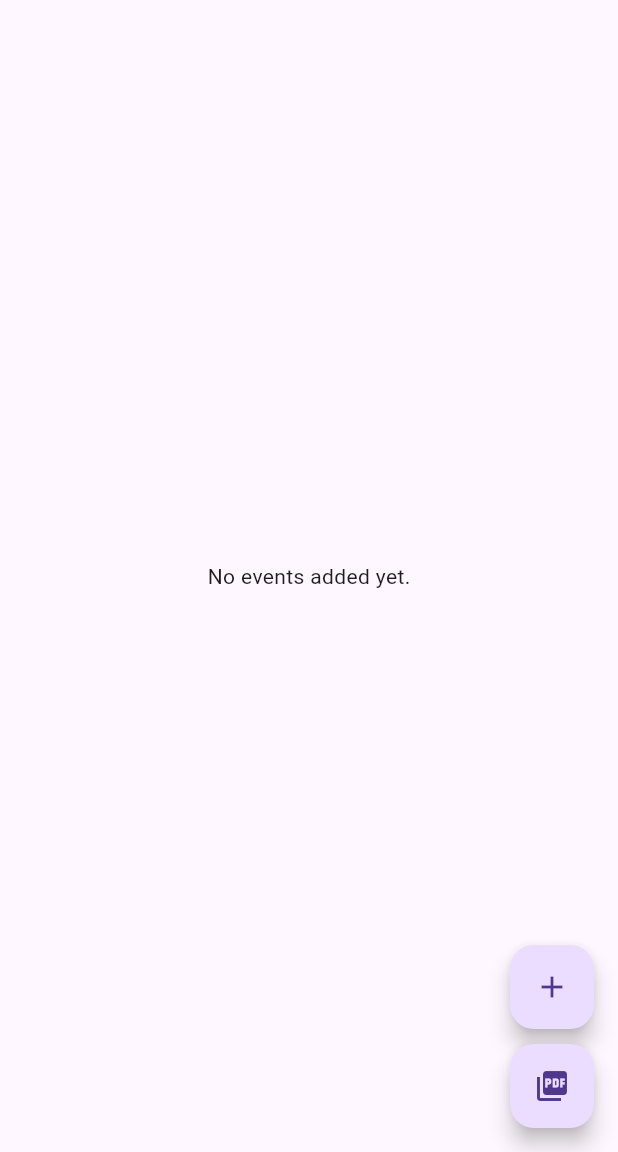
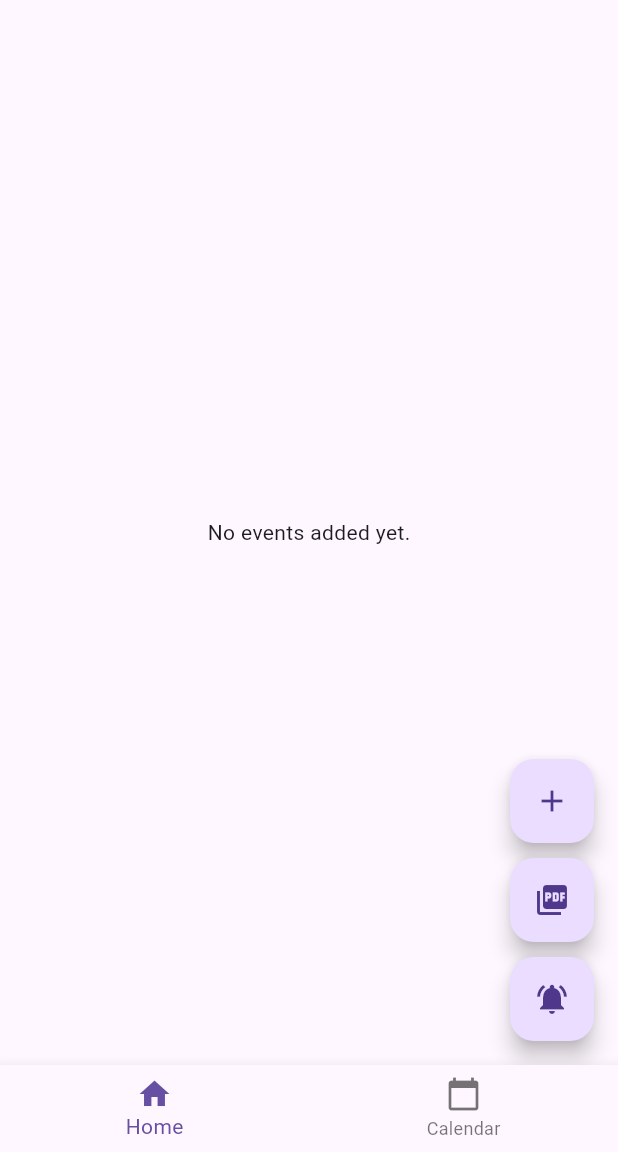
Before and after one commit to hadidi404/EventManager, a Flutter app: the screen it shows after launch, on a phone screen of 412 x 824 dp, the part 84-1236 px from its top. Run offline on Flutter 3.47's test engine with Material 3 defaults, Android fonts, the phone set to English and light mode, and no system bars; our stand-ins replace csv, flutter_local_notifications, pdf, permission_handler, printing, syncfusion_flutter_calendar.

Commit message:
Added Event Calendar Page Feature

```diff
--- a/lib/event_list_page.dart
+++ b/lib/event_list_page.dart
@@ -1,4 +1,6 @@
+import 'package:event_manager_2/noti_service.dart';
 import 'package:flutter/material.dart';
+import 'event_calendar_page.dart';
 import 'event.dart';
 import 'csv_service.dart';
 import 'pdf_service.dart';
@@ -20,10 +22,11 @@ class _EventListPageState extends State<EventListPage> {
   final TextEditingController _attendeesController = TextEditingController();
   final TextEditingController _dateTimeController = TextEditingController();
   final TextEditingController _amountController = TextEditingController();
-
+  final NotiService notiService = NotiService();
   @override
   void initState() {
     super.initState();
+    notiService.initNotification();
     _loadEvents();
   }
 
@@ -182,7 +185,11 @@ class _EventListPageState extends State<EventListPage> {
   void _deleteSelected() {
     setState(() {
       // Map visible indexes to real indexes in _allEvents
-      final visibleEvents = _allEvents.asMap().entries.where((entry) => !entry.value.isDeleted).toList();
+      final visibleEvents = _allEvents
+          .asMap()
+          .entries
+          .where((entry) => !entry.value.isDeleted)
+          .toList();
       for (var visibleIndex in _selectedIndexes) {
         final realIndex = visibleEvents[visibleIndex].key;
         final event = _allEvents[realIndex];
@@ -243,7 +250,11 @@ class _EventListPageState extends State<EventListPage> {
               itemCount: _allEvents.where((e) => !e.isDeleted).length,
               itemBuilder: (context, visibleIndex) {
                 // Map visibleIndex to the correct index in _allEvents
-                final visibleEvents = _allEvents.asMap().entries.where((entry) => !entry.value.isDeleted).toList();
+                final visibleEvents = _allEvents
+                    .asMap()
+                    .entries
+                    .where((entry) => !entry.value.isDeleted)
+                    .toList();
                 final index = visibleEvents[visibleIndex].key;
                 final event = _allEvents[index];
                 final isSelected = _selectedIndexes.contains(visibleIndex);
@@ -290,6 +301,14 @@ class _EventListPageState extends State<EventListPage> {
                   onPressed: _generatePdf,
                   child: const Icon(Icons.picture_as_pdf),
                 ),
+                const SizedBox(height: 10),
+                FloatingActionButton(
+                  onPressed: () async {
+                    final noti = NotiService();
+                    await noti.checkTomorrowEventsAndNotify();
+                  },
+                  child: const Icon(Icons.notifications_active),
+                ),
               ],
             )
           : null,
--- a/lib/main.dart
+++ b/lib/main.dart
@@ -1,14 +1,71 @@
+import 'package:event_manager_2/noti_service.dart';
 import 'package:flutter/material.dart';
+import 'package:permission_handler/permission_handler.dart';
 import 'event_list_page.dart';
+import 'event_calendar_page.dart'; // Make sure this file exists
 
-void main() {
+void main() async {
+  WidgetsFlutterBinding.ensureInitialized();
+
+  // Ask notification permission on Android 13+
+  if (await Permission.notification.isDenied) {
+    await Permission.notification.request();
+  }
+
+  // Initialize notification service
+  await NotiService().initNotification();
+
   runApp(const MyApp());
 }
 
 class MyApp extends StatelessWidget {
   const MyApp({super.key});
+
   @override
   Widget build(BuildContext context) {
-    return const MaterialApp(home: EventListPage());
+    return const MaterialApp(
+      debugShowCheckedModeBanner: false,
+      home: MainNavigationPage(),
+    );
   }
 }
+
+class MainNavigationPage extends StatefulWidget {
+  const MainNavigationPage({super.key});
+
+  @override
+  State<MainNavigationPage> createState() => _MainNavigationPageState();
+}
+
+class _MainNavigationPageState extends State<MainNavigationPage> {
+  int _selectedIndex = 0;
+
+  final List<Widget> _pages = [
+    EventListPage(), // Home
+    EventCalendarPage(), // Calendar
+  ];
+
+  void _onItemTapped(int index) {
+    setState(() {
+      _selectedIndex = index;
+    });
+  }
+
+  @override
+  Widget build(BuildContext context) {
+    return Scaffold(
+      body: _pages[_selectedIndex],
+      bottomNavigationBar: BottomNavigationBar(
+        currentIndex: _selectedIndex,
+        onTap: _onItemTapped,
+        items: const [
+          BottomNavigationBarItem(icon: Icon(Icons.home), label: 'Home'),
+          BottomNavigationBarItem(
+            icon: Icon(Icons.calendar_today),
+            label: 'Calendar',
+          ),
+        ],
+      ),
+    );
+  }
+}
--- a/pubspec.yaml
+++ b/pubspec.yaml
@@ -47,9 +47,13 @@ dev_dependencies:
   flutter_lints: ^5.0.0
   csv: ^5.0.0
   path_provider: ^2.0.15
-  permission_handler: ^11.0.1
+  permission_handler: ^11.3.1
   pdf: ^3.10.1
   printing: ^5.12.0
+  syncfusion_flutter_calendar: ^30.1.38
+
+  flutter_local_notifications: ^19.3.0
+
 # For information on the generic Dart part of this file, see the
 # following page: https://dart.dev/tools/pub/pubspec
 
```
Also changed, not shown: lib/event_calendar_page.dart (added, +82 -0 lines), lib/noti_service.dart (added, +92 -0 lines), pubspec.lock, 3 other files.
